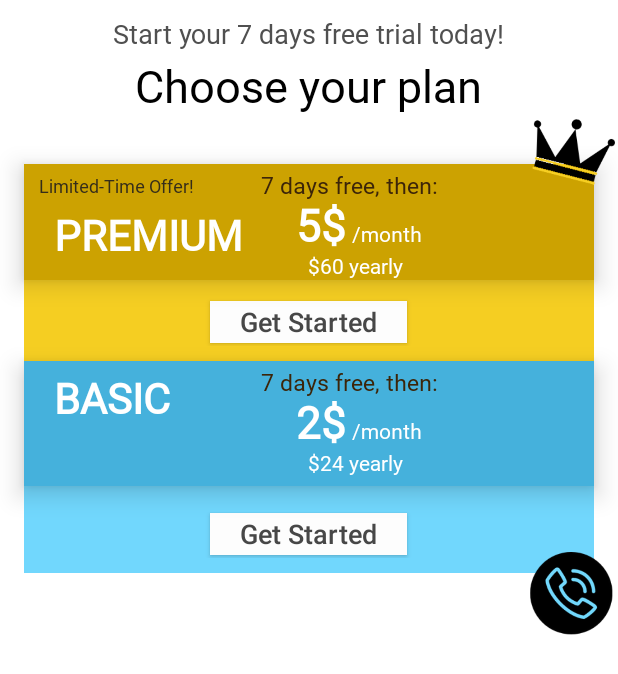
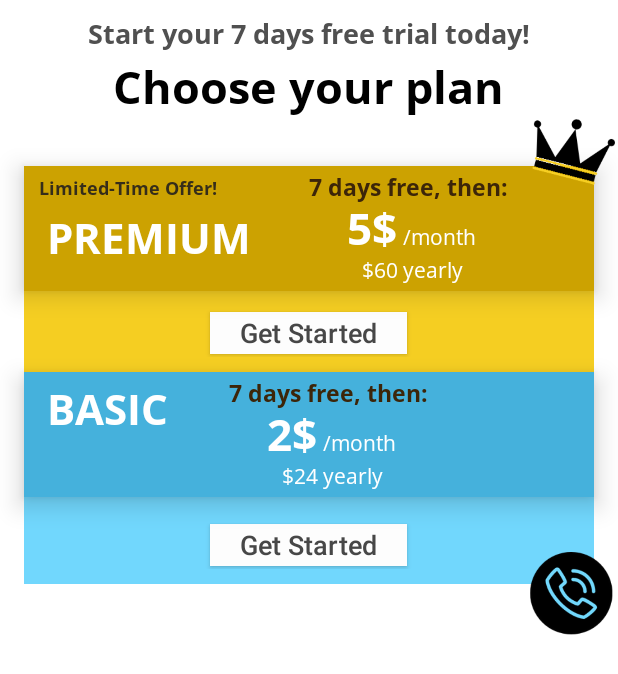
Before and after one commit to nirishere2000/simple-call, an Android app: the layout view_upgrade_overlay.xml on its own in the app's theme, with its tools: preview values and no code run, on a phone screen of 412 x 824 dp. Shown: the top 674 px of the screen. Run offline under Robolectric (Android 15) with nearby library versions, the phone set to English and light mode, and no system bars; Roboto replaces fonts that are not available here.

Commit message:
After fixing Subscription page. 9/7/2025

```diff
--- a/app/build.gradle.kts
+++ b/app/build.gradle.kts
@@ -97,6 +97,7 @@
     "premiumImplementation"(project(":lockscreen"))
     "voiceImplementation"(project(":voicerecognition"))
     implementation(project(":sharedModules"))
+    implementation(project(":subscription"))
     testImplementation(libs.junit)
     androidTestImplementation(libs.androidx.junit)
     androidTestImplementation(libs.androidx.espresso.core)
@@ -107,7 +108,6 @@
     implementation(libs.firebase.crashlytics)
     implementation(libs.googlePlayCore)
     implementation(libs.firebase.firestore)
-    implementation(libs.google.billing)
 /*   if   (gradle.startParameter.taskNames.any { it.contains("Premium") || it.contains("premium") }) {
         implementation("com.github.bumptech.glide:glide:4.15.1")
         implementation("jp.wasabeef:glide-transformations:4.3.0")
--- a/app/src/main/java/com/nirotem/simplecall/statuses/SettingsStatus.kt
+++ b/app/src/main/java/com/nirotem/simplecall/statuses/SettingsStatus.kt
@@ -3,6 +3,8 @@
 import androidx.annotation.StringRes
 import androidx.lifecycle.MutableLiveData
 import com.nirotem.simplecall.R
+import com.nirotem.subscription.PurchaseStatus
+import com.nirotem.subscription.UpgradeDialogFragment
 import interfaces.DescriptiveEnum
 
 
@@ -86,6 +88,9 @@
     var appLogoResourceSmall = R.drawable.goldappiconphoneblack
     var lockedBecauseTrialIsOver = false
     var noMsgShown = false // show Contact tooltip only if not other msg is shown
+    lateinit var appFeatures: List<UpgradeDialogFragment.FeatureRow> // to send to the subscription library
+    var continueAfterTourFunc: (() -> Unit)? = null
+
 }
 
 
--- a/settings.gradle.kts
+++ b/settings.gradle.kts
@@ -25,3 +25,4 @@
 include(":sharedModules")
 include(":lockscreen")
 include(":voicerecognition")
+include(":subscription")
--- /dev/null
+++ b/subscription/src/main/AndroidManifest.xml
@@ -0,0 +1,4 @@
+<?xml version="1.0" encoding="utf-8"?>
+<manifest xmlns:android="http://schemas.android.com/apk/res/android">
+
+</manifest>
--- a/app/src/main/java/com/nirotem/simplecall/billing/BillingManager.kt
+++ b/subscription/src/main/java/com/nirotem/subscription/BillingManager.kt
@@ -1,4 +1,4 @@
-package com.nirotem.simplecall.billing
+package com.nirotem.subscription
 
 import android.app.Activity
 import android.content.Context
@@ -13,7 +13,7 @@
 }
 
 class BillingManager(
-    private val context: Context,
+    private val specificAppContext: Context,
     private val onStatusReady: (PurchaseStatus) -> Unit
 ) {
 
@@ -28,7 +28,7 @@
     }
 
     // האובייקט שמדבר עם Google Play
-    private val billingClient: BillingClient = BillingClient.newBuilder(context)
+    private val billingClient: BillingClient = BillingClient.newBuilder(specificAppContext)
         .enablePendingPurchases()
         .setListener(purchasesUpdatedListener)
         .build()
--- a/app/src/main/res/layout/view_upgrade_overlay.xml
+++ b/subscription/src/main/res/layout/view_upgrade_overlay.xml
@@ -72,13 +72,13 @@
                     <LinearLayout
                         android:layout_width="match_parent"
                         android:layout_height="wrap_content"
-                        android:layout_marginBottom="0dp"
+                        android:layout_marginBottom="4dp"
                         android:orientation="horizontal">
 
                         <!--Left pane:-->
                         <LinearLayout
                             android:layout_width="0dp"
-                            android:layout_weight="0.7"
+                            android:layout_weight="1"
                             android:layout_height="wrap_content"
                             android:orientation="vertical">
 
@@ -97,7 +97,7 @@
                                 android:layout_width="match_parent"
                                 android:layout_height="40dp"
                                 android:layout_marginTop="5dp"
-                                android:layout_marginStart="10dp"
+                                android:layout_marginStart="5dp"
                                 android:fontFamily="@font/open_sans_bold"
                                 android:text="@string/premium_capital"
                                 android:textAllCaps="true"
@@ -133,13 +133,14 @@
                                 android:orientation="horizontal">
 
                                 <TextView
+                                    android:id="@+id/premiumPriceMonthly"
                                     android:layout_width="wrap_content"
                                     android:layout_height="wrap_content"
                                     android:fontFamily="@font/open_sans_bold"
                                     android:text="5$"
                                     android:textColor="#FFFFFF"
                                     android:textSize="29sp"
-                                    android:layout_marginStart="23dp"
+                                    android:layout_marginStart="25dp"
                                     android:textStyle="bold" />
 
                                 <TextView
@@ -153,10 +154,11 @@
                             </LinearLayout>
 
                             <TextView
+                                android:id="@+id/premiumPriceYearly"
                                 android:layout_width="wrap_content"
                                 android:layout_height="wrap_content"
                                 android:layout_marginTop="-2dp"
-                                android:layout_marginStart="31dp"
+                                android:layout_marginStart="35dp"
                                 android:fontFamily="@font/open_sans"
                                 android:text="$60 yearly"
                                 android:textColor="#FFFFFF"
@@ -208,36 +210,37 @@
                     <LinearLayout
                         android:layout_width="match_parent"
                         android:layout_height="wrap_content"
-                        android:layout_marginBottom="6dp"
+                        android:layout_marginBottom="4dp"
                         android:orientation="horizontal">
 
                         <LinearLayout
                             android:layout_width="0dp"
                             android:layout_height="wrap_content"
-                            android:layout_weight="0.7"
+                            android:layout_marginEnd="10dp"
+                            android:layout_weight="0.6"
                             android:orientation="vertical">
 
                             <TextView
                                 android:layout_width="match_parent"
                                 android:layout_height="40dp"
+                                android:layout_marginStart="5dp"
                                 android:layout_marginTop="5dp"
-                                android:layout_marginStart="10dp"
+                                android:autoSizeMaxTextSize="28sp"
+                                android:autoSizeMinTextSize="10sp"
+                                android:autoSizeStepGranularity="1sp"
+                                android:autoSizeTextType="uniform"
                                 android:fontFamily="@font/open_sans_bold"
                                 android:text="@string/basic_plan_all_capitals"
                                 android:textAllCaps="true"
                                 android:textColor="@android:color/white"
-                                android:autoSizeTextType="uniform"
-                                android:autoSizeMinTextSize="10sp"
-                                android:autoSizeMaxTextSize="28sp"
-                                android:autoSizeStepGranularity="1sp"
                                 android:textStyle="bold" />
                         </LinearLayout>
 
                         <LinearLayout
                             android:layout_width="0dp"
-                            android:layout_weight="1"
                             android:layout_height="wrap_content"
                             android:layout_gravity="end"
+                            android:layout_weight="1.2"
                             android:orientation="vertical">
 
                             <TextView
@@ -256,13 +259,14 @@
                                 android:orientation="horizontal">
 
                                 <TextView
+                                    android:id="@+id/basicPriceMonthly"
                                     android:layout_width="wrap_content"
                                     android:layout_height="wrap_content"
+                                    android:layout_marginStart="25dp"
                                     android:fontFamily="@font/open_sans_bold"
                                     android:text="2$"
                                     android:textColor="#FFFFFF"
                                     android:textSize="29sp"
-                                    android:layout_marginStart="23dp"
                                     android:textStyle="bold" />
 
                                 <TextView
@@ -276,12 +280,13 @@
                             </LinearLayout>
 
                             <TextView
+                                android:id="@+id/basicPriceYearly"
                                 android:layout_width="wrap_content"
                                 android:layout_height="wrap_content"
-                                android:layout_marginStart="31dp"
+                                android:layout_marginStart="35dp"
+                                android:layout_marginTop="-2dp"
                                 android:fontFamily="@font/open_sans"
                                 android:text="$24 yearly"
-                                android:layout_marginTop="-2dp"
                                 android:textColor="#FFFFFF"
                                 android:textSize="14sp" />
                         </LinearLayout>
@@ -329,7 +334,7 @@
             android:layout_marginTop="73dp"
             android:layout_marginEnd="2dp"
             android:scaleType="centerInside"
-            android:src="@drawable/upgrade_premium_crown" />
+            android:src="@drawable/subscription_premium_crown" />
 
         <ImageView
             android:layout_width="55dp"
@@ -338,6 +343,6 @@
             android:layout_marginTop="368dp"
             android:layout_marginEnd="3dp"
             android:scaleType="centerInside"
-            android:src="@drawable/upgrade_basic_crown" />
+            android:src="@drawable/subscription_basic_phone" />
     </FrameLayout>
 </ScrollView>
```
Also changed, not shown: app/src/main/java/com/nirotem/simplecall/MainActivity.kt (+36 -30 lines), app/src/main/java/com/nirotem/simplecall/ui/settings/SettingsFragment.kt (+9 -5 lines), subscription/build.gradle.kts (added, +44 -0 lines), subscription/src/main/java/com/nirotem/subscription/UpgradeDialogFragment.kt (renamed from app/src/main/java/com/nirotem/simplecall/billing/UpgradeDialogFragment.kt, +8 -21 lines), subscription/src/main/res/animator/shake.xml (added, +11 -0 lines), subscription/src/main/res/drawable/subscription_basic_phone.png (renamed from app/src/main/res/drawable/upgrade_basic_crown.png), subscription/src/main/res/drawable/subscription_premium_crown.png (renamed from app/src/main/res/drawable/upgrade_premium_crown.png), subscription/src/main/res/font/open_sans.xml (renamed from app/src/main/res/font/open_sans.xml), subscription/src/main/res/font/open_sans_bold.ttf (added), subscription/src/main/res/font/open_sans_regular.ttf (added), 7 other files.
